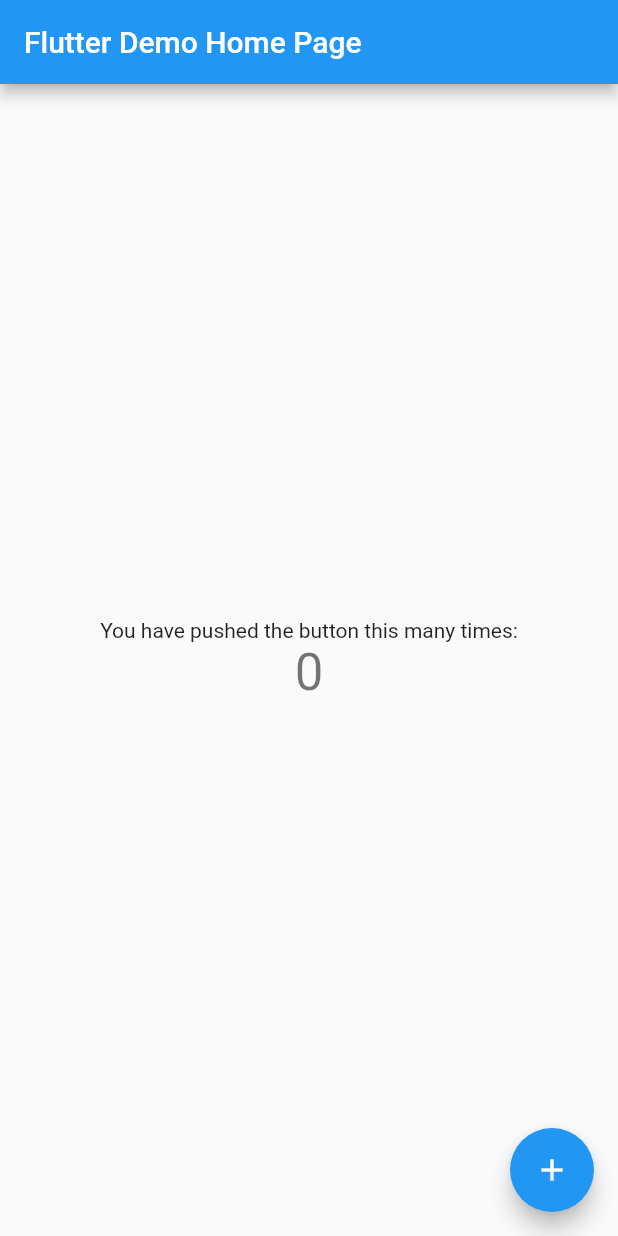
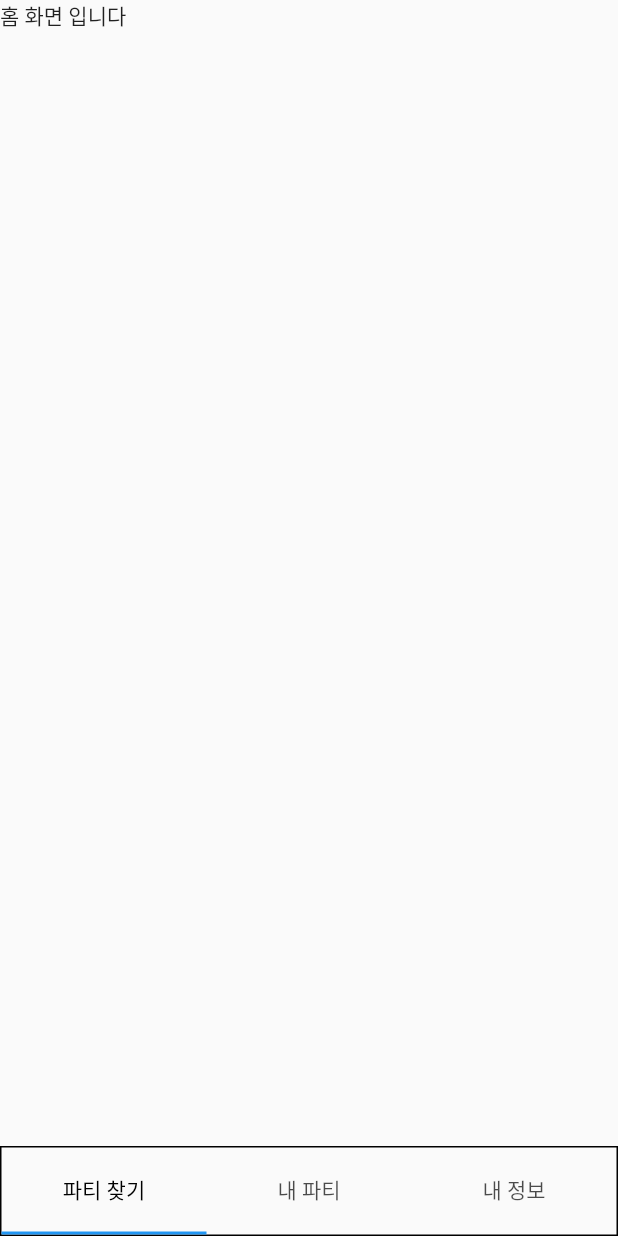
Before and after one commit to Dawon00/snack-party, a Flutter app: the screen it shows after launch, on a phone screen of 412 x 824 dp. Run offline on Flutter 3.47's test engine with Material 2 defaults, Android fonts, the light colour scheme and no system bars.

Commit message:
FEAT - 하단 네비게이션바 구현

```diff
--- a/lib/main.dart
+++ b/lib/main.dart
@@ -1,115 +1,37 @@
 import 'package:flutter/material.dart';
+import 'package:snack_party/screen/home_screen.dart';
+import 'package:snack_party/widget/bottom_bar.dart';
 
 void main() {
   runApp(const MyApp());
 }
 
-class MyApp extends StatelessWidget {
+class MyApp extends StatefulWidget {
   const MyApp({Key? key}) : super(key: key);
 
-  // This widget is the root of your application.
+  @override
+  State<MyApp> createState() => _MyAppState();
+}
+
+class _MyAppState extends State<MyApp> {
   @override
   Widget build(BuildContext context) {
     return MaterialApp(
-      title: 'Flutter Demo',
-      theme: ThemeData(
-        // This is the theme of your application.
-        //
-        // Try running your application with "flutter run". You'll see the
-        // application has a blue toolbar. Then, without quitting the app, try
-        // changing the primarySwatch below to Colors.green and then invoke
-        // "hot reload" (press "r" in the console where you ran "flutter run",
-        // or simply save your changes to "hot reload" in a Flutter IDE).
-        // Notice that the counter didn't reset back to zero; the application
-        // is not restarted.
-        primarySwatch: Colors.blue,
+      title: 'Snack Party',
+      home: DefaultTabController(
+        length: 3,
+        child: Scaffold(
+          body: TabBarView(
+            physics: NeverScrollableScrollPhysics(),
+            children: [
+              HomeScreen(),
+              Container(), //my_party_screen
+              Container(), //my_info_screen
+            ],
+          ),
+          bottomNavigationBar: Bottom(),
+        ),
       ),
-      home: const MyHomePage(title: 'Flutter Demo Home Page'),
     );
   }
 }
-
-class MyHomePage extends StatefulWidget {
-  const MyHomePage({Key? key, required this.title}) : super(key: key);
-
-  // This widget is the home page of your application. It is stateful, meaning
-  // that it has a State object (defined below) that contains fields that affect
-  // how it looks.
-
-  // This class is the configuration for the state. It holds the values (in this
-  // case the title) provided by the parent (in this case the App widget) and
-  // used by the build method of the State. Fields in a Widget subclass are
-  // always marked "final".
-
-  final String title;
-
-  @override
-  State<MyHomePage> createState() => _MyHomePageState();
-}
-
-class _MyHomePageState extends State<MyHomePage> {
-  int _counter = 0;
-
-  void _incrementCounter() {
-    setState(() {
-      // This call to setState tells the Flutter framework that something has
-      // changed in this State, which causes it to rerun the build method below
-      // so that the display can reflect the updated values. If we changed
-      // _counter without calling setState(), then the build method would not be
-      // called again, and so nothing would appear to happen.
-      _counter++;
-    });
-  }
-
-  @override
-  Widget build(BuildContext context) {
-    // This method is rerun every time setState is called, for instance as done
-    // by the _incrementCounter method above.
-    //
-    // The Flutter framework has been optimized to make rerunning build methods
-    // fast, so that you can just rebuild anything that needs updating rather
-    // than having to individually change instances of widgets.
-    return Scaffold(
-      appBar: AppBar(
-        // Here we take the value from the MyHomePage object that was created by
-        // the App.build method, and use it to set our appbar title.
-        title: Text(widget.title),
-      ),
-      body: Center(
-        // Center is a layout widget. It takes a single child and positions it
-        // in the middle of the parent.
-        child: Column(
-          // Column is also a layout widget. It takes a list of children and
-          // arranges them vertically. By default, it sizes itself to fit its
-          // children horizontally, and tries to be as tall as its parent.
-          //
-          // Invoke "debug painting" (press "p" in the console, choose the
-          // "Toggle Debug Paint" action from the Flutter Inspector in Android
-          // Studio, or the "Toggle Debug Paint" command in Visual Studio Code)
-          // to see the wireframe for each widget.
-          //
-          // Column has various properties to control how it sizes itself and
-          // how it positions its children. Here we use mainAxisAlignment to
-          // center the children vertically; the main axis here is the vertical
-          // axis because Columns are vertical (the cross axis would be
-          // horizontal).
-          mainAxisAlignment: MainAxisAlignment.center,
-          children: <Widget>[
-            const Text(
-              'You have pushed the button this many times:',
-            ),
-            Text(
-              '$_counter',
-              style: Theme.of(context).textTheme.headline4,
-            ),
-          ],
-        ),
-      ),
-      floatingActionButton: FloatingActionButton(
-        onPressed: _incrementCounter,
-        tooltip: 'Increment',
-        child: const Icon(Icons.add),
-      ), // This trailing comma makes auto-formatting nicer for build methods.
-    );
-  }
-}
--- a/lib/screen/add_party_screen.dart
+++ b/lib/screen/add_party_screen.dart
@@ -0,0 +1,17 @@
+import 'package:flutter/material.dart';
+
+class AddPartyScreen extends StatefulWidget {
+  const AddPartyScreen({Key? key}) : super(key: key);
+
+  @override
+  State<AddPartyScreen> createState() => _AddPartyScreenState();
+}
+
+class _AddPartyScreenState extends State<AddPartyScreen> {
+  @override
+  Widget build(BuildContext context) {
+    return Container(
+      child: Text('파티 추가 화면 입니다.'),
+    );
+  }
+}
--- a/lib/screen/home_screen.dart
+++ b/lib/screen/home_screen.dart
@@ -0,0 +1,17 @@
+import 'package:flutter/material.dart';
+
+class HomeScreen extends StatefulWidget {
+  const HomeScreen({Key? key}) : super(key: key);
+
+  @override
+  State<HomeScreen> createState() => _HomeScreenState();
+}
+
+class _HomeScreenState extends State<HomeScreen> {
+  @override
+  Widget build(BuildContext context) {
+    return Container(
+      child: Text('홈 화면 입니다'),
+    );
+  }
+}
--- a/lib/screen/party_screen.dart
+++ b/lib/screen/party_screen.dart
@@ -0,0 +1,17 @@
+import 'package:flutter/material.dart';
+
+class PartyScreen extends StatefulWidget {
+  const PartyScreen({Key? key}) : super(key: key);
+
+  @override
+  State<PartyScreen> createState() => _PartyScreenState();
+}
+
+class _PartyScreenState extends State<PartyScreen> {
+  @override
+  Widget build(BuildContext context) {
+    return Container(
+      child: Text('파티 상세정보 화면 입니다'),
+    );
+  }
+}
--- a/lib/widget/bottom_bar.dart
+++ b/lib/widget/bottom_bar.dart
@@ -0,0 +1,27 @@
+import 'package:flutter/material.dart';
+
+class Bottom extends StatelessWidget {
+  const Bottom({Key? key}) : super(key: key);
+
+  @override
+  Widget build(BuildContext context) {
+    return Container(
+      decoration: BoxDecoration(border: Border.all()),
+      height: 60,
+      child: TabBar(
+        labelColor: Colors.black,
+        tabs: [
+          Tab(
+            child: Text('파티 찾기'),
+          ),
+          Tab(
+            child: Text('내 파티'),
+          ),
+          Tab(
+            child: Text('내 정보'),
+          )
+        ],
+      ),
+    );
+  }
+}
```
